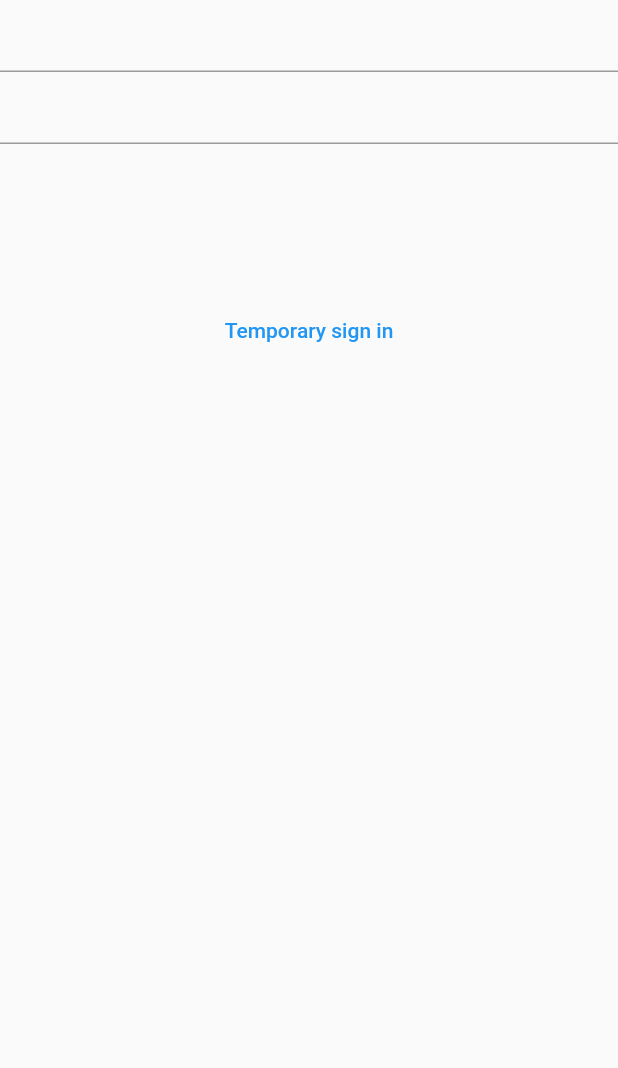
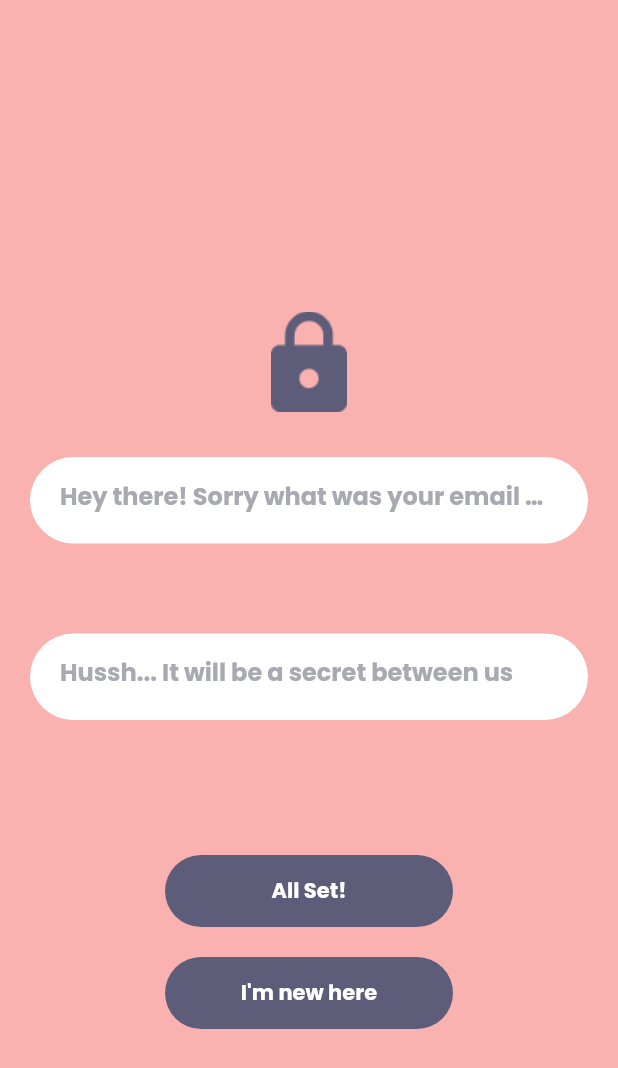
Before and after one commit to HustleAura/project_happynewyear, a Flutter app: the AuthPage screen opened directly, on a phone screen of 412 x 824 dp. Shown: the top 1068 px of the screen. Run offline on Flutter 3.47's test engine with Material 2 defaults, Android fonts, the phone set to English and light mode, and no system bars; our stand-ins replace bloc, cloud_firestore, dartz, equatable, firebase_auth, firebase_core and 6 more; accounts and stored records are empty.

Commit message:
feat : add the new auth page

```diff
--- a/lib/presentation/auth/auth_page.dart
+++ b/lib/presentation/auth/auth_page.dart
@@ -1,8 +1,13 @@
 import 'package:flutter/material.dart';
 import 'package:flutter_bloc/flutter_bloc.dart';
-import 'package:project_happynewyear/application/auth/auth/auth_bloc.dart';
-import 'package:project_happynewyear/application/auth/auth_ui/auth_ui_bloc.dart';
-import 'package:project_happynewyear/presentation/auth/widgets/auth_text_field.dart';
+import 'package:project_happynewyear/presentation/auth/widgets/email_field.dart';
+import 'package:project_happynewyear/presentation/auth/widgets/password_field.dart';
+import 'package:project_happynewyear/presentation/core/constants.dart';
+
+import 'widgets/auth_text_field.dart';
+import '../../application/auth/auth/auth_bloc.dart';
+import '../../application/auth/auth_ui/auth_ui_bloc.dart';
+import 'widgets/auth_button.dart';
 
 class AuthPage extends StatelessWidget {
   const AuthPage({super.key});
@@ -10,6 +15,7 @@
   @override
   Widget build(BuildContext context) {
     return Scaffold(
+      backgroundColor: backGroundColor,
       body: BlocConsumer<AuthUIBloc, AuthUIState>(
         listener: (context, state) {
           BlocProvider.of<AuthBloc>(context).add(
@@ -17,18 +23,31 @@
           );
         },
         builder: (context, state) {
-          return Form(
+          return Column(
+            children: [
+              Expanded(
+                flex: 1,
+                child: Column(
+                  mainAxisAlignment: MainAxisAlignment.end,
+                  children: [
+                    Image.asset(authScreenLogoPath),
+                  ],
+                ),
+              ),
+              Expanded(
+                flex: 2,
+                child: Form(
                   autovalidateMode: state.showErrorMessages,
                   child: ListView(
                     children: [
-                TextFormField(
-                  onChanged: (emailString) {
+                      EmailField(
+                        onChanged: (passwordString) {
                           BlocProvider.of<AuthUIBloc>(context).add(
-                      EmailChanged(emailString),
+                            PasswordChanged(passwordString),
                           );
                         },
                       ),
-                TextFormField(
+                      PasswordField(
                         onChanged: (passwordString) {
                           BlocProvider.of<AuthUIBloc>(context).add(
                             PasswordChanged(passwordString),
@@ -36,18 +55,29 @@
                         },
                       ),
                       const SizedBox(
-                  height: 100,
+                        height: 50,
                       ),
-                TextButton(
+                      AuthButton(
+                        buttonCaption: 'All Set!',
                         onPressed: () {
                           BlocProvider.of<AuthUIBloc>(context).add(
                             const AuthUIEvent.signInPressed(),
                           );
                         },
-                  child: const Text('Temporary sign in'),
-                )
+                      ),
+                      AuthButton(
+                        buttonCaption: 'I\'m new here',
+                        onPressed: () {
+                          BlocProvider.of<AuthUIBloc>(context).add(
+                            const AuthUIEvent.registerPressed(),
+                          );
+                        },
+                      ),
                     ],
                   ),
+                ),
+              ),
+            ],
           );
         },
       ),
--- /dev/null
+++ b/lib/presentation/auth/widgets/auth_button.dart
@@ -0,0 +1,37 @@
+import 'package:flutter/material.dart';
+import 'package:google_fonts/google_fonts.dart';
+import 'package:project_happynewyear/presentation/core/constants.dart';
+
+class AuthButton extends StatelessWidget {
+  final String buttonCaption;
+  final void Function() onPressed;
+  const AuthButton({
+    super.key,
+    required this.onPressed,
+    required this.buttonCaption,
+  });
+
+  @override
+  Widget build(BuildContext context) {
+    return Container(
+      margin: const EdgeInsets.symmetric(
+        horizontal: 110,
+        vertical: 10,
+      ),
+      decoration: BoxDecoration(
+        borderRadius: BorderRadius.circular(30),
+        color: foreGroundColor,
+      ),
+      child: TextButton(
+        onPressed: onPressed,
+        child: Text(
+          buttonCaption,
+          style: GoogleFonts.poppins(
+            fontWeight: FontWeight.bold,
+            color: whiteColor,
+          ),
+        ),
+      ),
+    );
+  }
+}
--- a/lib/presentation/auth/widgets/auth_text_field.dart
+++ b/lib/presentation/auth/widgets/auth_text_field.dart
@@ -1,18 +1,45 @@
 import 'package:flutter/material.dart';
+import 'package:google_fonts/google_fonts.dart';
 
-class TextFieldDecoration extends StatelessWidget {
-  final TextFormField textField;
-  const TextFieldDecoration({
+import '../../core/constants.dart';
+
+class AuthTextField extends StatelessWidget {
+  final String hintText;
+  final bool isPassword;
+  final void Function(String) onChanged;
+
+  const AuthTextField({
     super.key,
-    required this.textField,
+    required this.onChanged,
+    required this.hintText,
+    required this.isPassword,
   });
 
   @override
   Widget build(BuildContext context) {
     return Container(
-      decoration: const BoxDecoration(),
-      child: const TextField(
-        decoration: InputDecoration(hintText: 'sample'),
+      width: fullScreenWidth * 0.8,
+      height: fullScreenHeight * 0.07,
+      margin: const EdgeInsets.symmetric(
+        vertical: 30,
+        horizontal: 20,
+      ),
+      padding: const EdgeInsets.symmetric(horizontal: 20, vertical: 8),
+      decoration: BoxDecoration(
+        color: whiteColor,
+        borderRadius: BorderRadius.circular(29),
+      ),
+      child: TextField(
+        onChanged: onChanged,
+        obscureText: isPassword,
+        decoration: InputDecoration(
+          border: InputBorder.none,
+          hintText: hintText,
+          hintStyle: GoogleFonts.poppins(
+            color: fontColor,
+            fontWeight: FontWeight.bold,
+          ),
+        ),
       ),
     );
   }
--- /dev/null
+++ b/lib/presentation/auth/widgets/email_field.dart
@@ -0,0 +1,20 @@
+import 'package:flutter/material.dart';
+
+import 'auth_text_field.dart';
+
+class EmailField extends StatelessWidget {
+  final void Function(String) onChanged;
+  const EmailField({
+    super.key,
+    required this.onChanged,
+  });
+
+  @override
+  Widget build(BuildContext context) {
+    return AuthTextField(
+      onChanged: onChanged,
+      hintText: 'Hey there! Sorry what was your email again?',
+      isPassword: false,
+    );
+  }
+}
--- /dev/null
+++ b/lib/presentation/auth/widgets/password_field.dart
@@ -0,0 +1,20 @@
+import 'package:flutter/material.dart';
+
+import 'auth_text_field.dart';
+
+class PasswordField extends StatelessWidget {
+  final void Function(String) onChanged;
+  const PasswordField({
+    super.key,
+    required this.onChanged,
+  });
+
+  @override
+  Widget build(BuildContext context) {
+    return AuthTextField(
+      onChanged: onChanged,
+      hintText: 'Hussh... It will be a secret between us',
+      isPassword: true,
+    );
+  }
+}
--- a/lib/presentation/new_entry/widgets/date_field.dart
+++ b/lib/presentation/new_entry/widgets/date_field.dart
@@ -24,7 +24,7 @@
         horizontal: 20,
       ),
       decoration: BoxDecoration(
-        color: tileColor,
+        // color: tileColor,
         borderRadius: BorderRadius.circular(29),
       ),
       child: Text(
--- a/lib/presentation/new_entry/widgets/diary_entry_field.dart
+++ b/lib/presentation/new_entry/widgets/diary_entry_field.dart
@@ -19,13 +19,13 @@
       child: TextFormField(
         maxLines: maxLimit,
         autocorrect: false,
-        cursorColor: fontColor,
+        // cursorColor: fontColor,
         decoration: InputDecoration(
           border: InputBorder.none,
           hintText: hintText,
           hintStyle: GoogleFonts.kalam(
-            color: fontColor,
-          ),
+              // color: fontColor,
+              ),
         ),
         style: GoogleFonts.kalam(),
       ),
--- a/lib/presentation/new_entry/widgets/diary_field_decoration.dart
+++ b/lib/presentation/new_entry/widgets/diary_field_decoration.dart
@@ -21,7 +21,7 @@
         horizontal: 20,
       ),
       decoration: BoxDecoration(
-        color: tileColor,
+        // color: tileColor,
         borderRadius: BorderRadius.circular(15),
       ),
       child: child,
--- a/lib/presentation/new_entry/widgets/finish_button.dart
+++ b/lib/presentation/new_entry/widgets/finish_button.dart
@@ -20,7 +20,7 @@
           horizontal: 20,
         ),
         decoration: BoxDecoration(
-          color: tileColor,
+          // color: tileColor,
           borderRadius: BorderRadius.circular(29),
         ),
         child: Text(
--- a/pubspec.yaml
+++ b/pubspec.yaml
@@ -70,7 +70,6 @@
   uses-material-design: true
   # To add assets to your application, add an assets section, like this:
   assets:
-    - assets/lotties/
     - assets/images/
   # An image asset can refer to one or more resolution-specific "variants", see
   # https://flutter.dev/assets-and-images/#resolution-aware
```
Also changed, not shown: assets/lotties/lf30_editor_gwrtu7hr.json (deleted, +0 -1 lines), lib/presentation/core/constants.dart (+6 -32 lines), assets/images/auth_screen_logo.png (added), assets/images/home_page_background_cropped.jpg (deleted). Lines whose indentation alone changed are shown as unchanged.
